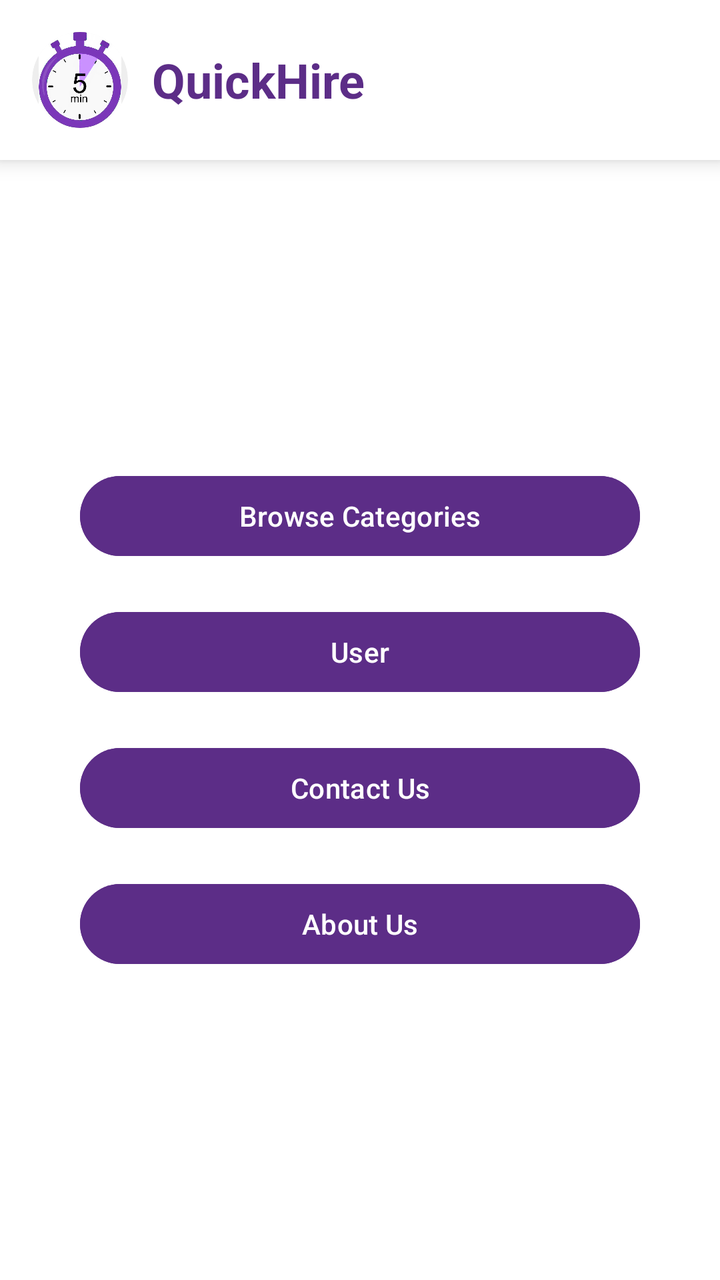
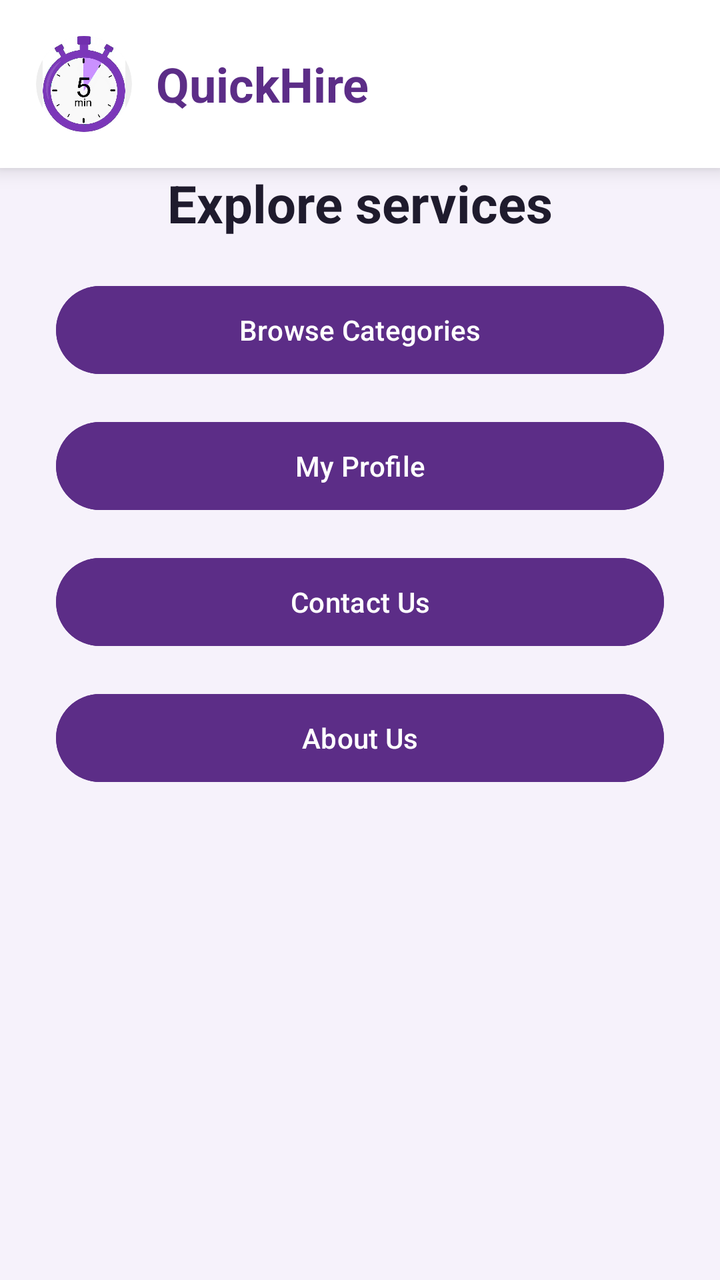

Compare the two renders of this Android layout. The source of the first and the diff that turns it into the second are given below.
<!-- AndroidManifest.xml: application theme Theme.QuickHire -->
<!-- res/layout/activity_main_page.xml -->
<?xml version="1.0" encoding="utf-8"?>
<RelativeLayout xmlns:android="http://schemas.android.com/apk/res/android"
    android:layout_width="match_parent"
    android:layout_height="match_parent"
    android:background="#FFFFFF">

    
    <LinearLayout
        android:id="@+id/banner"
        android:layout_width="match_parent"
        android:layout_height="wrap_content"
        android:orientation="horizontal"
        android:gravity="center_vertical"
        android:padding="16dp"
        android:background="#FFFFFF"
        android:elevation="6dp"
        android:layout_alignParentTop="true">

        <ImageView
            android:id="@+id/logoImage"
            android:layout_width="48dp"
            android:layout_height="48dp"
            android:src="@drawable/image1"
            android:scaleType="fitCenter"
            android:layout_marginEnd="12dp"
            android:background="@drawable/circle_mask"
            android:clipToOutline="true"
            android:contentDescription="App Logo" />



        <TextView
            android:layout_width="wrap_content"
            android:layout_height="wrap_content"
            android:text="QuickHire"
            android:textSize="24sp"
            android:textStyle="bold"
            android:textColor="#5C2D87"/>
    </LinearLayout>

    
    <LinearLayout
        android:layout_width="match_parent"
        android:layout_height="wrap_content"
        android:orientation="vertical"
        android:gravity="center"
        android:layout_centerInParent="true"
        android:paddingHorizontal="40dp"
        android:layout_below="@id/banner"
        android:layout_above="@id/bottomSpacer">

        <Button
            android:id="@+id/categoriesButton"
            android:layout_width="match_parent"
            android:layout_height="wrap_content"
            android:text="Browse Categories"
            android:backgroundTint="#5C2D87"
            android:textColor="#FFFFFF"
            android:layout_marginBottom="20dp"
            android:elevation="2dp" />

        <Button
            android:id="@+id/userButton"
            android:layout_width="match_parent"
            android:layout_height="wrap_content"
            android:text="User"
            android:backgroundTint="#5C2D87"
            android:textColor="#FFFFFF"
            android:layout_marginBottom="20dp"
            android:elevation="2dp" />

        <Button
            android:id="@+id/contactUsButton"
            android:layout_width="match_parent"
            android:layout_height="wrap_content"
            android:text="Contact Us"
            android:backgroundTint="#5C2D87"
            android:textColor="#FFFFFF"
            android:layout_marginBottom="20dp"
            android:elevation="2dp" />

        <Button
            android:id="@+id/aboutUsButton"
            android:layout_width="match_parent"
            android:layout_height="wrap_content"
            android:text="About Us"
            android:backgroundTint="#5C2D87"
            android:textColor="#FFFFFF"
            android:elevation="2dp" />
    </LinearLayout>

    
    <View
        android:id="@+id/bottomSpacer"
        android:layout_width="match_parent"
        android:layout_height="0dp"
        android:layout_alignParentBottom="true"
        android:layout_above="@id/banner"/>

</RelativeLayout>
<!-- resources referenced by this layout -->
<resources>
  <!-- drawable circle_mask (drawable) -->
  <shape xmlns:android="http://schemas.android.com/apk/res/android"
      android:shape="oval">
      <solid android:color="#EEEEEE" />
  </shape>
  <!-- drawable image1: png bitmap (drawable, 177720 bytes) -->
  <style name="Theme.QuickHire" parent="Base.Theme.QuickHire" />
  <style name="Base.Theme.QuickHire" parent="Theme.Material3.DayNight.NoActionBar">
          
          
      </style>
</resources>

<!-- the commit's change to res/layout/activity_main_page.xml (unified diff, before → after) -->
@@ -2,16 +2,15 @@
 <RelativeLayout xmlns:android="http://schemas.android.com/apk/res/android"
     android:layout_width="match_parent"
     android:layout_height="match_parent"
-    android:background="#FFFFFF">
+    android:background="#F6F2FB">
 
-    
     <LinearLayout
         android:id="@+id/banner"
         android:layout_width="match_parent"
         android:layout_height="wrap_content"
         android:orientation="horizontal"
         android:gravity="center_vertical"
-        android:padding="16dp"
+        android:padding="18dp"
         android:background="#FFFFFF"
         android:elevation="6dp"
         android:layout_alignParentTop="true">
@@ -27,8 +26,6 @@
             android:clipToOutline="true"
             android:contentDescription="App Logo" />
 
-
-
         <TextView
             android:layout_width="wrap_content"
             android:layout_height="wrap_content"
@@ -38,16 +35,23 @@
             android:textColor="#5C2D87"/>
     </LinearLayout>
 
-    
     <LinearLayout
         android:layout_width="match_parent"
         android:layout_height="wrap_content"
         android:orientation="vertical"
         android:gravity="center"
         android:layout_centerInParent="true"
-        android:paddingHorizontal="40dp"
-        android:layout_below="@id/banner"
-        android:layout_above="@id/bottomSpacer">
+        android:paddingHorizontal="28dp"
+        android:layout_below="@id/banner">
+
+        <TextView
+            android:layout_width="wrap_content"
+            android:layout_height="wrap_content"
+            android:text="Explore services"
+            android:textColor="#1F1B2D"
+            android:textStyle="bold"
+            android:textSize="26sp"
+            android:layout_marginBottom="20dp"/>
 
         <Button
             android:id="@+id/categoriesButton"
@@ -56,18 +60,20 @@
             android:text="Browse Categories"
             android:backgroundTint="#5C2D87"
             android:textColor="#FFFFFF"
-            android:layout_marginBottom="20dp"
-            android:elevation="2dp" />
+            android:layout_marginBottom="16dp"
+            android:elevation="2dp"
+            android:minHeight="52dp"/>
 
         <Button
             android:id="@+id/userButton"
             android:layout_width="match_parent"
             android:layout_height="wrap_content"
-            android:text="User"
+            android:text="My Profile"
             android:backgroundTint="#5C2D87"
             android:textColor="#FFFFFF"
-            android:layout_marginBottom="20dp"
-            android:elevation="2dp" />
+            android:layout_marginBottom="16dp"
+            android:elevation="2dp"
+            android:minHeight="52dp"/>
 
         <Button
             android:id="@+id/contactUsButton"
@@ -76,8 +82,9 @@
             android:text="Contact Us"
             android:backgroundTint="#5C2D87"
             android:textColor="#FFFFFF"
-            android:layout_marginBottom="20dp"
-            android:elevation="2dp" />
+            android:layout_marginBottom="16dp"
+            android:elevation="2dp"
+            android:minHeight="52dp"/>
 
         <Button
             android:id="@+id/aboutUsButton"
@@ -86,15 +93,7 @@
             android:text="About Us"
             android:backgroundTint="#5C2D87"
             android:textColor="#FFFFFF"
-            android:elevation="2dp" />
+            android:elevation="2dp"
+            android:minHeight="52dp"/>
     </LinearLayout>
-
-    
-    <View
-        android:id="@+id/bottomSpacer"
-        android:layout_width="match_parent"
-        android:layout_height="0dp"
-        android:layout_alignParentBottom="true"
-        android:layout_above="@id/banner"/>
-
 </RelativeLayout>
